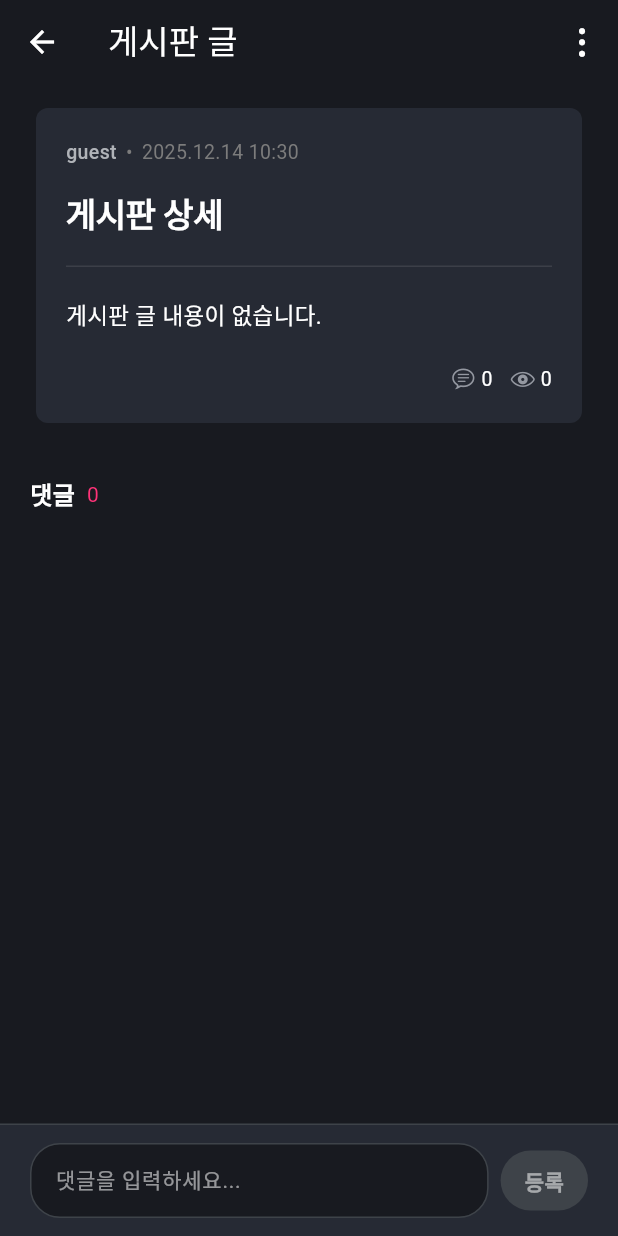
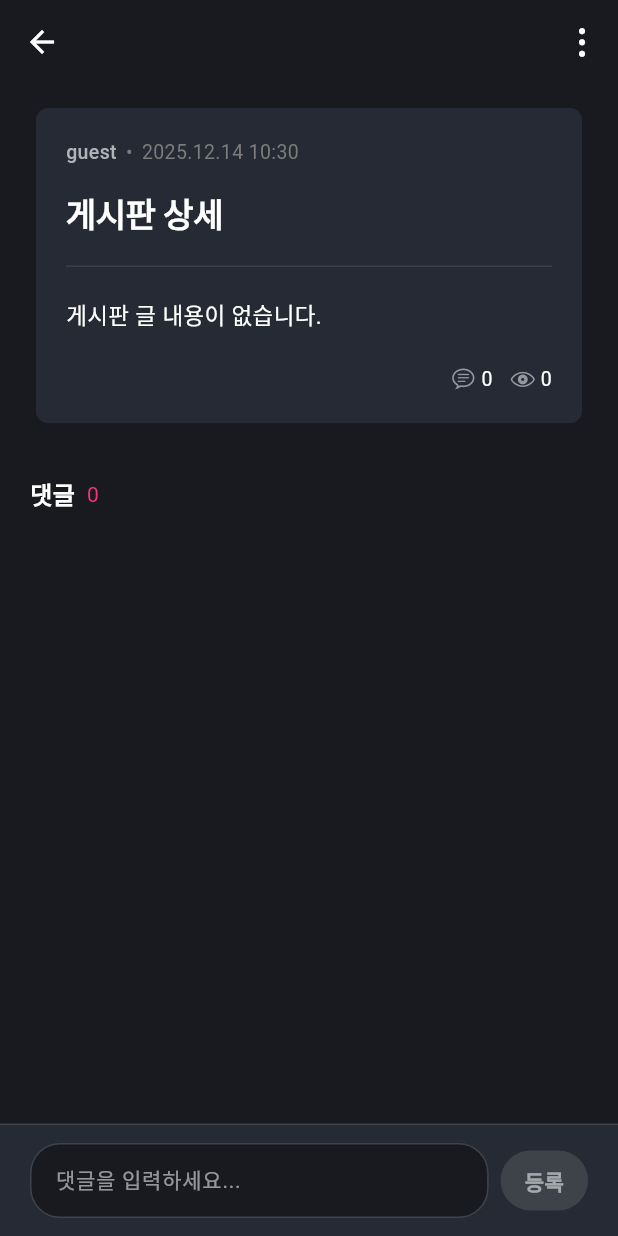
Before and after one commit to boulderside/boulderside-flutter, a Flutter app: the BoardDetailPage screen opened by its route, on a phone screen of 412 x 824 dp. Run offline on Flutter 3.47's test engine with Material 3 defaults, Android fonts, the phone set to English and light mode, and no system bars; drawn by our look-alikes of scrollable_positioned_list; our stand-ins replace dio, flutter_native_splash, flutter_riverpod, flutter_secure_storage, get_it, go_router and 3 more; missing offline and left inert: flutter_naver_map, kakao_flutter_sdk_common, kakao_flutter_sdk_talk, kakao_flutter_sdk_user; accounts and stored records are empty; Roboto replaces fonts that are missing (Pretendard).

Commit message:
fix: 게시글 상세 상단 제목 삭제 (#64)

```diff
--- a/lib/src/features/community/presentation/screens/board_detail.dart
+++ b/lib/src/features/community/presentation/screens/board_detail.dart
@@ -225,7 +225,7 @@ class _BoardDetailPageState extends ConsumerState<BoardDetailPage> {
               context.pop(true); // Return true to trigger refresh
             },
           ),
-          title: const Text('게시판 글', style: TextStyle(color: Colors.white)),
+          centerTitle: false,
           elevation: 0,
         ),
         body: const Center(
@@ -267,7 +267,7 @@ class _BoardDetailPageState extends ConsumerState<BoardDetailPage> {
               context.pop(true); // Return true to trigger refresh
             },
           ),
-          title: const Text('게시판 글', style: TextStyle(color: Colors.white)),
+          centerTitle: false,
           elevation: 0,
           actions: [
             PopupMenuButton<String>(
--- a/lib/src/features/community/presentation/screens/companion_detail.dart
+++ b/lib/src/features/community/presentation/screens/companion_detail.dart
@@ -252,7 +252,7 @@ class _CompanionDetailPageState extends ConsumerState<CompanionDetailPage> {
               context.pop(true); // Return true to trigger refresh
             },
           ),
-          title: const Text('동행 글', style: TextStyle(color: Colors.white)),
+          centerTitle: false,
           elevation: 0,
         ),
         body: const Center(
@@ -298,7 +298,7 @@ class _CompanionDetailPageState extends ConsumerState<CompanionDetailPage> {
               context.pop(true); // Return true to trigger refresh
             },
           ),
-          title: const Text('동행 글', style: TextStyle(color: Colors.white)),
+          centerTitle: false,
           elevation: 0,
           actions: [
             PopupMenuButton<String>(
```
